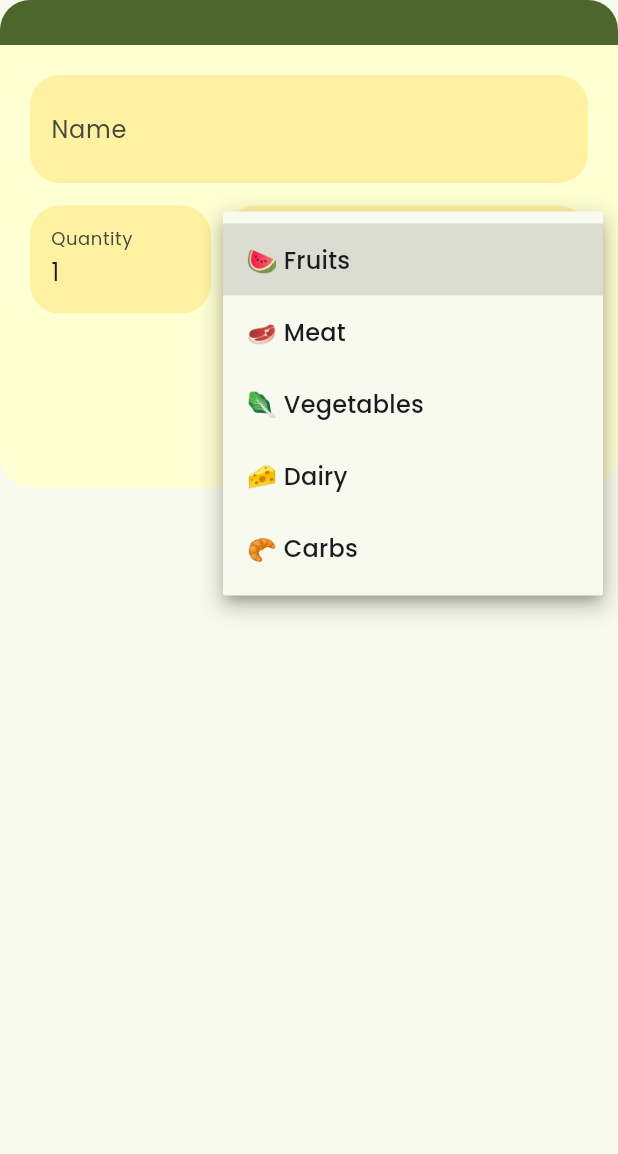
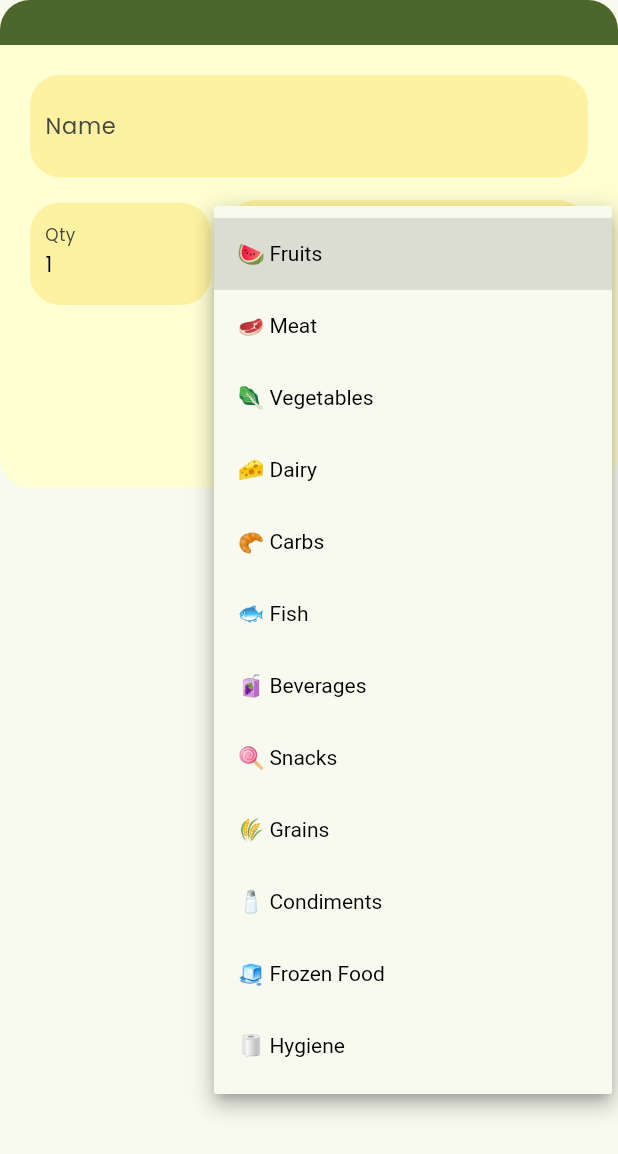
Before and after one commit to Pain4pple/flutter_bootcamp, a Flutter app: the AddItem widget shown alone on an empty page, opened directly with empty values, after a tap on "🍉 Fruits", on a phone screen of 412 x 824 dp. Shown: the top 1154 px of the screen. Run offline on Flutter 3.47's test engine with Material 3 defaults, Android fonts, the phone set to English and light mode, and no system bars; our stand-ins replace flutter_riverpod, google_fonts, transparent_image; missing offline and left inert: dart:ffi; network calls fail.

Commit message:
refactor(Category): Added more categories

```diff
--- a/Shop App/shop_app/lib/data/categories.dart
+++ b/Shop App/shop_app/lib/data/categories.dart
@@ -37,46 +37,53 @@ const categories  = {
     description: "Bread, pasta, rice, and other carbohydrate-rich foods.",
     image: "assets/images/carbs.png",
   ),
-  // Categories.fish: Category(
-  //   title: "Fish",
-  //   color: Colors.cyan,
-  //   icon: Icons.set_meal,
-  //   description: "Fresh and frozen fish such as salmon and tuna.",
-  //   image: "assets/images/fish.png",
-  // ),
-  // Categories.beverages: Category(
-  //   title: "Beverages",
-  //   color: Colors.purple,
-  //   icon: Icons.local_cafe,
-  //   description: "Juices, soft drinks, tea, and coffee.",
-  //   image: "assets/images/beverages.png",
-  // ),
-  // Categories.snacks: Category(
-  //   title: "Snacks",
-  //   color: Colors.yellow,
-  //   icon: Icons.fastfood,
-  //   description: "Chips, cookies, and other quick bites.",
-  //   image: "assets/images/snacks.png",
-  // ),
-  // Categories.grains: Category(
-  //   title: "Grains",
-  //   color: Colors.brown,
-  //   icon: Icons.rice_bowl,
-  //   description: "Oats, quinoa, barley, and other grains.",
-  //   image: "assets/images/grains.png",
-  // ),
-  // Categories.condiments: Category(
-  //   title: "Condiments",
-  //   color: Colors.deepOrange,
-  //   icon: Icons.soup_kitchen,
-  //   description: "Sauces, spices, and seasonings.",
-  //   image: "assets/images/condiments.png",
-  // ),
-  // Categories.frozen: Category(
-  //   title: "Frozen Food",
-  //   color: Colors.indigo,
-  //   icon: Icons.ac_unit,
-  //   description: "Frozen vegetables, meat, and ready-to-eat meals.",
-  //   image: "assets/images/frozen.png",
-  // ),
+  Categories.fish: Category(
+    title: "🐟 Fish",
+    color: Colors.cyan,
+    icon: Icons.set_meal,
+    description: "Fresh and frozen fish such as salmon and tuna.",
+    image: "assets/images/fish.png",
+  ),
+  Categories.beverages: Category(
+    title: "🧃 Beverages",
+    color: Colors.purple,
+    icon: Icons.local_cafe,
+    description: "Juices, soft drinks, tea, and coffee.",
+    image: "assets/images/beverages.png",
+  ),
+  Categories.snacks: Category(
+    title: "🍭 Snacks",
+    color: Colors.yellow,
+    icon: Icons.fastfood,
+    description: "Chips, cookies, and other quick bites.",
+    image: "assets/images/snacks.png",
+  ),
+  Categories.grains: Category(
+    title: "🌾 Grains",
+    color: Colors.brown,
+    icon: Icons.rice_bowl,
+    description: "Oats, quinoa, barley, and other grains.",
+    image: "assets/images/grains.png",
+  ),
+  Categories.condiments: Category(
+    title: "🧂 Condiments",
+    color: Colors.deepOrange,
+    icon: Icons.soup_kitchen,
+    description: "Sauces, spices, and seasonings.",
+    image: "assets/images/condiments.png",
+  ),
+  Categories.frozen: Category(
+    title: "🧊 Frozen Food",
+    color: Colors.indigo,
+    icon: Icons.ac_unit,
+    description: "Frozen vegetables, meat, and ready-to-eat meals.",
+    image: "assets/images/frozen.png",
+  ),
+    Categories.hygiene: Category(
+    title: "🧻 Hygiene",
+    color: Colors.indigo,
+    icon: Icons.soap,
+    description: "Toilet papers, shampoo, toothpaste, etc...",
+    image: "assets/images/frozen.png",
+  ),
 };
--- a/Shop App/shop_app/lib/main.dart
+++ b/Shop App/shop_app/lib/main.dart
@@ -23,6 +23,7 @@ class MainApp extends StatelessWidget {
   @override
   Widget build(BuildContext context) {
     return MaterialApp(
+      debugShowCheckedModeBanner: false,
       theme: theme,
       home: ShoppingList()
     );
--- a/Shop App/shop_app/lib/models/category.dart
+++ b/Shop App/shop_app/lib/models/category.dart
@@ -12,6 +12,7 @@ enum Categories {
   grains,
   condiments,
   frozen,
+  hygiene,
 }
 
 class Category {
--- a/Shop App/shop_app/lib/widgets/add_item.dart
+++ b/Shop App/shop_app/lib/widgets/add_item.dart
@@ -74,16 +74,19 @@ class _AddItemState extends State<AddItem> {
                       Container(
                         padding: EdgeInsets.symmetric(
                           vertical: 8,
-                          horizontal: 14,
+                          horizontal: 10,
                         ),
                         decoration: BoxDecoration(
                           color: const Color.fromARGB(83, 255, 214, 64),
                           borderRadius: BorderRadius.circular(20),
                         ),
                         child: TextFormField(
+                          style: TextStyle(fontSize: 14, color: Colors.black),
                           decoration: const InputDecoration(
                             hintText: 'e.g. lettuce, tortilla, apple...',
+                            hintStyle: TextStyle(fontSize: 10),
                             labelText: 'Name',
+                            labelStyle: TextStyle(fontSize: 15),
                             border: InputBorder.none,
                           ),
                           onSaved: (String? value) {
@@ -107,7 +110,7 @@ class _AddItemState extends State<AddItem> {
                             child: Container(
                               padding: EdgeInsets.symmetric(
                                 vertical: 8,
-                                horizontal: 14,
+                                horizontal: 10,
                               ),
                               decoration: BoxDecoration(
                                 color: const Color.fromARGB(83, 255, 214, 64),
@@ -115,8 +118,13 @@ class _AddItemState extends State<AddItem> {
                               ),
                               child: TextFormField(
                                 initialValue: '1',
+                                style: TextStyle(
+                                  fontSize: 14,
+                                  color: Colors.black,
+                                ),
                                 decoration: const InputDecoration(
-                                  labelText: 'Quantity',
+                                  labelText: 'Qty',
+                                  labelStyle: TextStyle(fontSize: 15),
                                   border: InputBorder.none,
                                 ),
                                 keyboardType: TextInputType.numberWithOptions(),
@@ -142,7 +150,7 @@ class _AddItemState extends State<AddItem> {
                             child: Container(
                               padding: EdgeInsets.symmetric(
                                 vertical: 8,
-                                horizontal: 14,
+                                horizontal: 8,
                               ),
                               decoration: BoxDecoration(
                                 color: const Color.fromARGB(83, 255, 214, 64),
@@ -150,6 +158,10 @@ class _AddItemState extends State<AddItem> {
                               ),
                               child: DropdownButtonFormField(
                                 value: _selectedCategory,
+                                style: TextStyle(
+                                  fontSize: 14,
+                                  color: Colors.black,
+                                ),
                                 decoration: const InputDecoration(
                                   labelText: 'Category',
                                   border: InputBorder.none,
```
